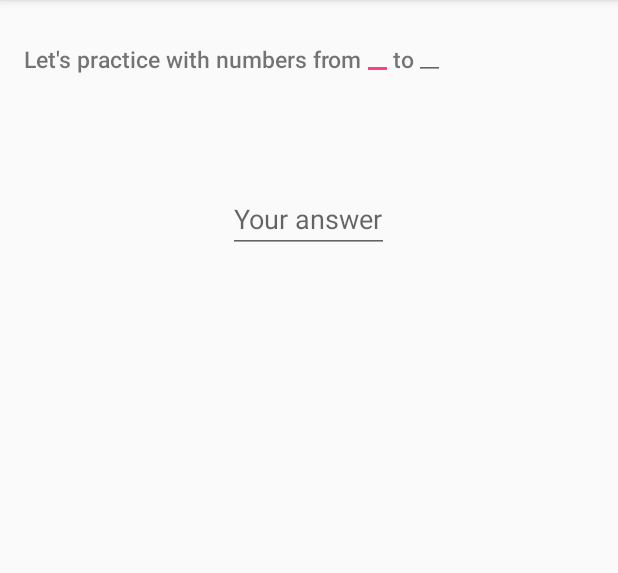
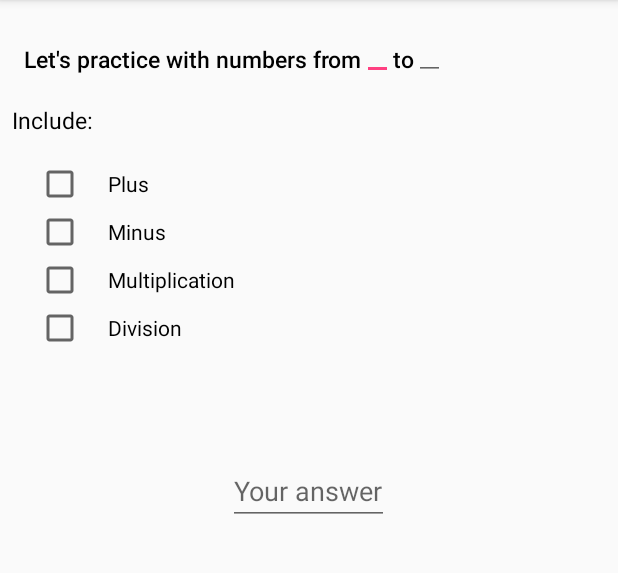
Before and after one commit to RazasSapir/MathIsFun, an Android app: the screen it shows after launch (MainActivity), on a phone screen of 412 x 824 dp, the part 84-657 px from its top. Run offline under Robolectric (Android 15) with nearby library versions, the phone set to English and light mode, and no system bars.

Commit message:
Java and layout

```diff
--- a/app/src/main/java/com/example/android/mathisfun/MainActivity.java
+++ b/app/src/main/java/com/example/android/mathisfun/MainActivity.java
@@ -1,9 +1,12 @@
 package com.example.android.mathisfun;
 
+import android.os.Bundle;
 import android.support.v7.app.AppCompatActivity;
-import android.os.Bundle;
+import android.widget.TextView;
 
 public class MainActivity extends AppCompatActivity {
+    int min;
+    int max;
     int firstNumber;
     int second;
     int operator;
@@ -12,4 +15,22 @@ public class MainActivity extends AppCompatActivity {
         super.onCreate(savedInstanceState);
         setContentView(R.layout.activity_main);
     }
+    public void displayFirstNum() {
+        TextView firstNumTextView= (TextView) findViewById(R.id.first_number);
+
+    }
+    public void displayOperator() {
+
+    }
+    public void displaySecondNun () {
+
+    }
+    public void displayExercise() {
+        displayFirstNum();
+        displayOperator();
+        displaySecondNun();
+    }
+    public void getValidOperators() {
+
+    }
 }
--- a/app/src/main/res/layout/activity_main.xml
+++ b/app/src/main/res/layout/activity_main.xml
@@ -22,13 +22,14 @@
             android:layout_marginTop="16dp"
             android:fontFamily="sans-serif-medium"
             android:text="@string/description"
+            android:textColor="#000000"
             android:textSize="15sp" />
 
         <EditText
-            android:hint="@string/tab"
             android:id="@+id/from_number"
             android:layout_width="wrap_content"
-            android:layout_height="match_parent" />
+            android:layout_height="match_parent"
+            android:inputType="number" />
 
         <TextView
             android:layout_width="wrap_content"
@@ -37,19 +38,83 @@
             android:layout_marginTop="16dp"
             android:fontFamily="sans-serif-medium"
             android:text="@string/to"
+            android:textColor="#000000"
             android:textSize="15sp" />
 
         <EditText
-            android:hint="@string/tab"
             android:id="@+id/to_number"
+            android:inputType="number"
             android:layout_width="wrap_content"
             android:layout_height="match_parent" />
     </LinearLayout>
 
     <LinearLayout
-        android:layout_marginTop="16dp"
         android:layout_width="match_parent"
         android:layout_height="wrap_content"
+        android:layout_marginTop="16dp"
+        android:orientation="vertical">
+
+        <TextView
+            android:id="@+id/textView2"
+            android:layout_width="wrap_content"
+            android:layout_height="wrap_content"
+            android:layout_gravity="center_vertical"
+            android:layout_marginLeft="8dp"
+            android:layout_marginStart="8dp"
+            android:text="@string/include"
+            android:textColor="#000000"
+            android:textSize="15sp"
+            android:layout_marginBottom="16dp"/>
+
+        <CheckBox
+            android:layout_width="wrap_content"
+            android:layout_height="wrap_content"
+            android:layout_marginLeft="24dp"
+            android:layout_marginStart="24dp"
+            android:paddingLeft="16dp"
+            android:paddingStart="16dp"
+            android:paddingRight="16dp"
+            android:paddingEnd="16dp"
+            android:text="@string/plus" />
+
+        <CheckBox
+            android:layout_width="wrap_content"
+            android:layout_height="wrap_content"
+            android:layout_marginLeft="24dp"
+            android:layout_marginStart="24dp"
+            android:paddingLeft="16dp"
+            android:paddingStart="16dp"
+            android:paddingRight="16dp"
+            android:paddingEnd="16dp"
+            android:text="@string/minus" />
+
+        <CheckBox
+            android:layout_width="wrap_content"
+            android:layout_height="wrap_content"
+            android:layout_marginLeft="24dp"
+            android:layout_marginStart="24dp"
+            android:paddingLeft="16dp"
+            android:paddingStart="16dp"
+            android:paddingRight="16dp"
+            android:paddingEnd="16dp"
+            android:text="@string/multiplication" />
+
+        <CheckBox
+            android:layout_width="wrap_content"
+            android:layout_height="wrap_content"
+            android:layout_marginLeft="24dp"
+            android:layout_marginStart="24dp"
+            android:paddingLeft="16dp"
+            android:paddingStart="16dp"
+            android:paddingRight="16dp"
+            android:paddingEnd="16dp"
+            android:text="@string/division" />
+    </LinearLayout>
+
+    <LinearLayout
+        android:layout_width="match_parent"
+        android:layout_height="wrap_content"
+        android:layout_marginTop="16dp"
         android:orientation="horizontal">
 
         <TextView
@@ -71,11 +136,12 @@
             android:textSize="28sp" />
 
     </LinearLayout>
+
     <EditText
+        android:id="@+id/user_answer"
+        android:layout_width="wrap_content"
+        android:layout_height="wrap_content"
+        android:layout_gravity="center_horizontal"
         android:layout_marginTop="16dp"
-        android:id="@+id/user_answer"
-        android:layout_gravity="center_horizontal"
-        android:hint="@string/answer"
-        android:layout_width="wrap_content"
-        android:layout_height="wrap_content" />
+        android:hint="@string/answer" />
 </LinearLayout>
--- a/app/src/main/res/values/strings.xml
+++ b/app/src/main/res/values/strings.xml
@@ -2,6 +2,10 @@
     <string name="app_name">MathIsFun</string>
     <string name="description">"Let's practice with numbers from"</string>
     <string name="to">to</string>
-    <string name="tab"></string>
     <string name="answer">Your answer</string>
+    <string name="plus">Plus</string>
+    <string name="minus">Minus</string>
+    <string name="multiplication">Multiplication</string>
+    <string name="division">Division</string>
+    <string name="include">Include:</string>
 </resources>
```
